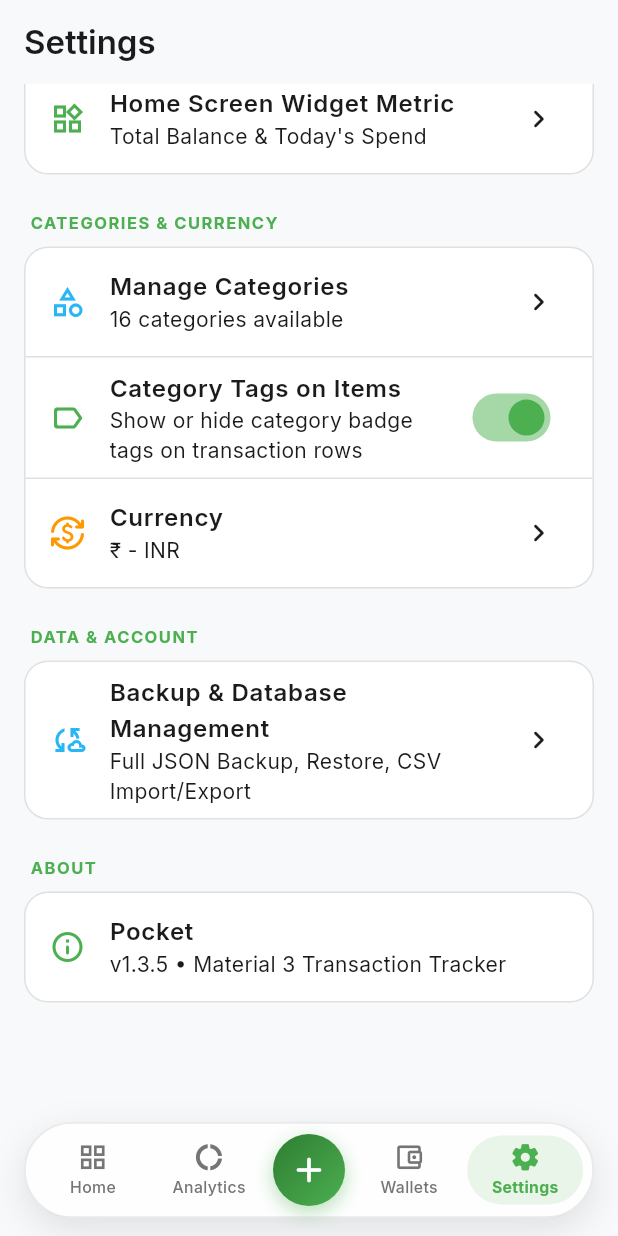
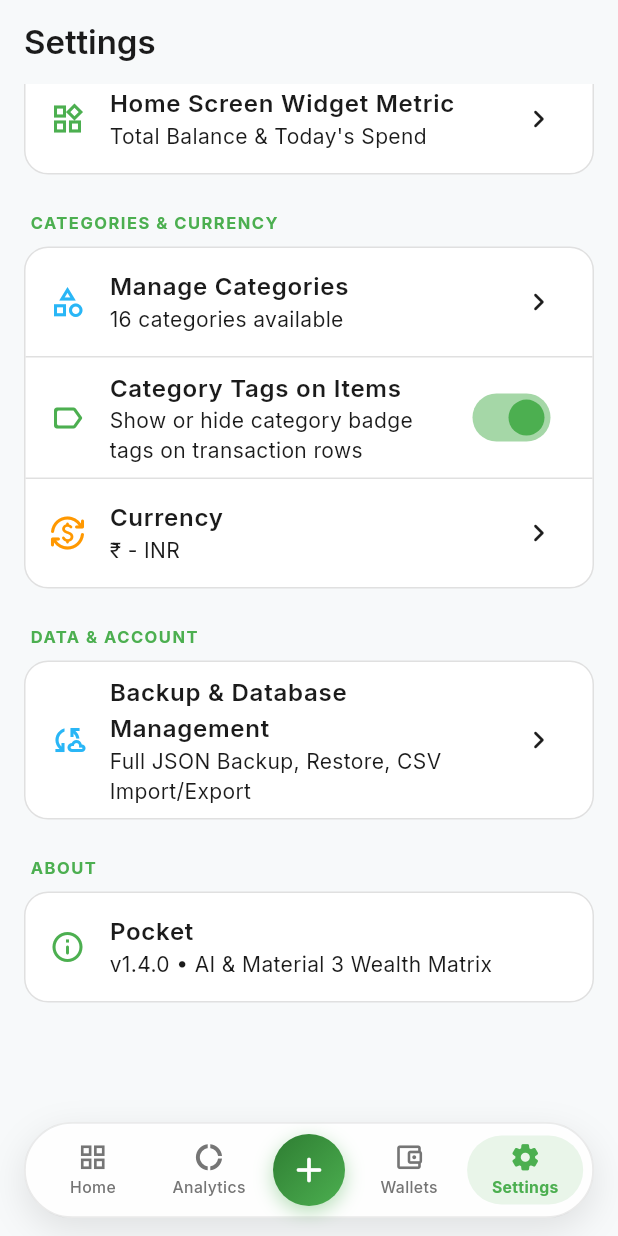
Before and after one commit to Myselfnandha/Pocket, a Flutter app: the SettingsScreen screen opened by its route, scrolled down 481 dp, on a phone screen of 412 x 824 dp. Run offline on Flutter 3.47's test engine with Material 3 defaults, Android fonts, the phone set to English and light mode, and no system bars; our stand-ins replace csv, file_picker, fl_chart, flutter_local_notifications, flutter_riverpod, flutter_secure_storage and 9 more; missing offline and left inert: encrypt, home_widget; accounts and stored records are empty; project files that could hold a hidden picture were left out.

Commit message:
chore(release): Bump version to 1.4.0+70

```diff
--- a/lib/screens/settings/settings_screen.dart
+++ b/lib/screens/settings/settings_screen.dart
@@ -230,7 +230,7 @@ class SettingsScreen extends ConsumerWidget {
               const ListTile(
                 leading: Icon(Icons.info_outline_rounded, color: AppColors.primaryGreenLight),
                 title: Text('Pocket', style: TextStyle(fontWeight: FontWeight.w600)),
-                subtitle: Text('v1.3.5 • Material 3 Transaction Tracker'),
+                subtitle: Text('v1.4.0 • AI & Material 3 Wealth Matrix'),
               ),
             ],
           ),
--- a/pubspec.yaml
+++ b/pubspec.yaml
@@ -16,7 +16,7 @@ publish_to: 'none' # Remove this line if you wish to publish to pub.dev
 # https://developer.apple.com/library/archive/documentation/General/Reference/InfoPlistKeyReference/Articles/CoreFoundationKeys.html
 # In Windows, build-name is used as the major, minor, and patch parts
 # of the product and file versions while build-number is used as the build suffix.
-version: 1.3.5+48
+version: 1.4.0+70
 
 environment:
   sdk: ^3.11.3
```
